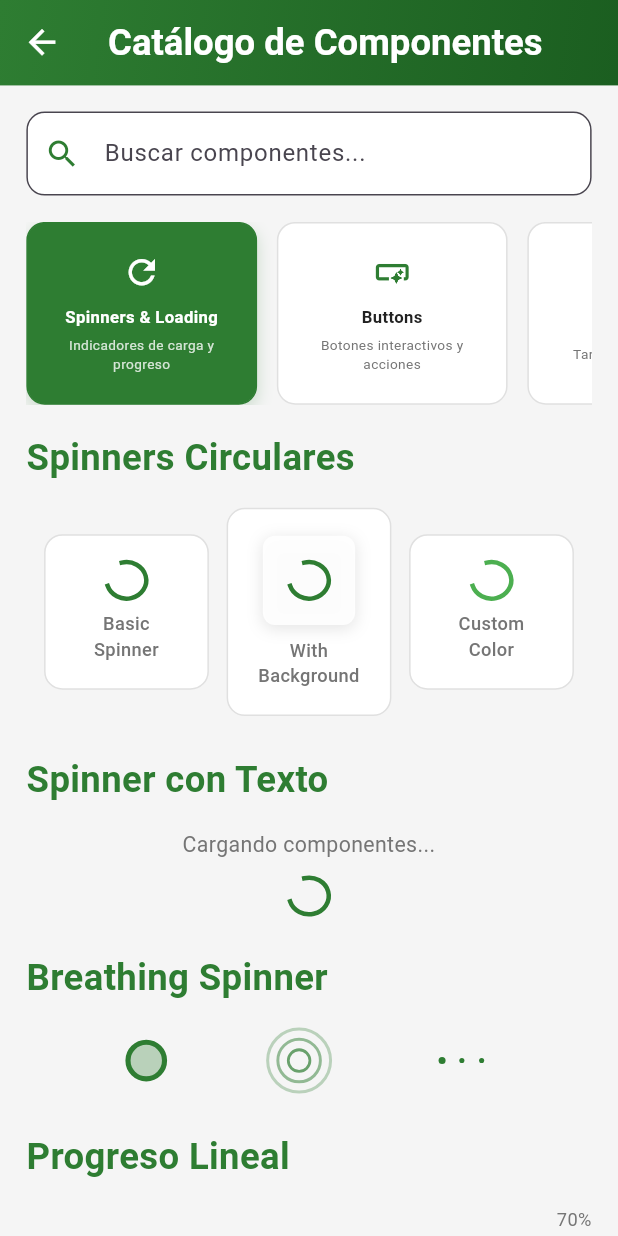
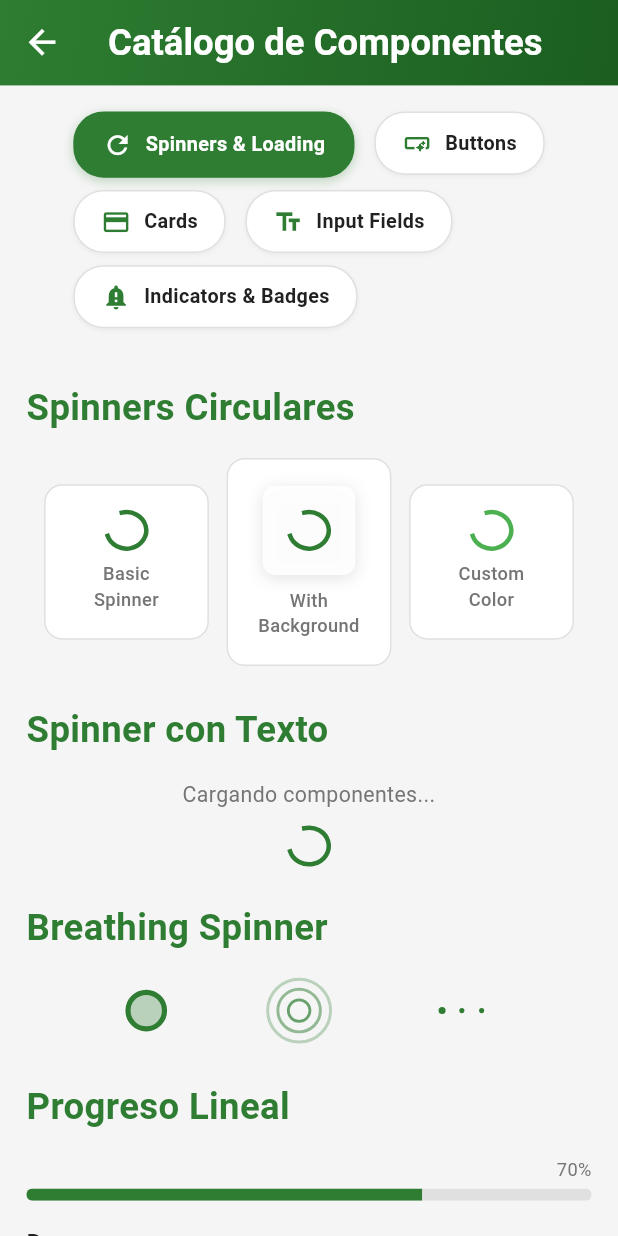
Before and after one commit to Wiirriis/flutter-portfolio, a Flutter app: the ExperienceScreen screen opened by its route, on a phone screen of 412 x 824 dp. Run offline on Flutter 3.47's test engine with Material 3 defaults, Android fonts, the light colour scheme and no system bars; our stand-ins replace flutter_screenutil.

Commit message:
# Catalog fixes

```diff
--- a/lib/screens/experience_screen.dart
+++ b/lib/screens/experience_screen.dart
@@ -68,7 +68,6 @@ class _ExperienceScreenState extends State<ExperienceScreen> {
       ),
       body: Column(
         children: [
-          _buildSearchBar(),
           _buildCategorySelector(),
           Expanded(
             child: _buildComponentShowcase(),
@@ -104,73 +103,63 @@ class _ExperienceScreenState extends State<ExperienceScreen> {
 
   Widget _buildCategorySelector() {
     return Container(
-      height: 120.h,
-      padding: EdgeInsets.symmetric(horizontal: 16.w),
-      child: ListView.builder(
-        scrollDirection: Axis.horizontal,
-        itemCount: _categories.length,
-        itemBuilder: (context, index) {
-          final category = _categories[index];
+      padding: EdgeInsets.all(16.w),
+      child: Wrap(
+        spacing: 12.w,
+        runSpacing: 8.h,
+        children: _categories.asMap().entries.map((entry) {
+          final index = entry.key;
+          final category = entry.value;
           final isSelected = index == _selectedCategoryIndex;
 
           return GestureDetector(
             onTap: () => setState(() => _selectedCategoryIndex = index),
-            child: Container(
-              width: 140.w,
-              margin: EdgeInsets.only(right: 12.w),
+            child: AnimatedContainer(
+              duration: const Duration(milliseconds: 200),
+              padding: EdgeInsets.symmetric(horizontal: 16.w, vertical: 10.h),
               decoration: BoxDecoration(
                 color: isSelected ? primaryColor : Colors.white,
-                borderRadius: BorderRadius.circular(12.r),
+                borderRadius: BorderRadius.circular(20.r),
                 border: Border.all(
                   color: isSelected ? primaryColor : Colors.grey.shade300,
+                  width: isSelected ? 2 : 1,
                 ),
                 boxShadow: isSelected ? [
                   BoxShadow(
-                    color: primaryColor.withOpacity(0.2),
-                    offset: Offset(0, 4.h),
-                    blurRadius: 8.r,
+                    color: primaryColor.withOpacity(0.3),
+                    offset: Offset(0, 2.h),
+                    blurRadius: 6.r,
                   ),
-                ] : [],
+                ] : [
+                  BoxShadow(
+                    color: Colors.black.withOpacity(0.05),
+                    offset: Offset(0, 1.h),
+                    blurRadius: 2.r,
                   ),
-              child: Padding(
-                padding: EdgeInsets.all(12.w),
-                child: Column(
-                  mainAxisAlignment: MainAxisAlignment.center,
+                ],
+              ),
+              child: Row(
+                mainAxisSize: MainAxisSize.min,
                 children: [
                   Icon(
                     category.icon,
                     color: isSelected ? Colors.white : primaryColor,
-                      size: 24.w,
+                    size: 18.w,
                   ),
-                    SizedBox(height: 8.h),
+                  SizedBox(width: 8.w),
                   Text(
                     category.title,
                     style: TextStyle(
-                        fontSize: 11.sp,
+                      fontSize: 13.sp,
                       fontWeight: FontWeight.w600,
                       color: isSelected ? Colors.white : textPrimary,
                     ),
-                      textAlign: TextAlign.center,
-                      maxLines: 2,
-                      overflow: TextOverflow.ellipsis,
-                    ),
-                    SizedBox(height: 4.h),
-                    Text(
-                      category.description,
-                      style: TextStyle(
-                        fontSize: 9.sp,
-                        color: isSelected ? Colors.white.withOpacity(0.8) : textSecondary,
-                      ),
-                      textAlign: TextAlign.center,
-                      maxLines: 2,
-                      overflow: TextOverflow.ellipsis,
                   ),
                 ],
               ),
             ),
-            ),
           );
-        },
+        }).toList(),
       ),
     );
   }
@@ -410,6 +399,7 @@ class _ExperienceScreenState extends State<ExperienceScreen> {
           ),
           SizedBox(height: 24.h),
           _buildSectionHeader('Campo de Búsqueda'),
+          _buildSearchBar(),
           SizedBox(height: 16.h),
           SearchField(hintText: 'Buscar productos...'),
           SizedBox(height: 24.h),
```
Lines whose indentation alone changed are shown as unchanged.
